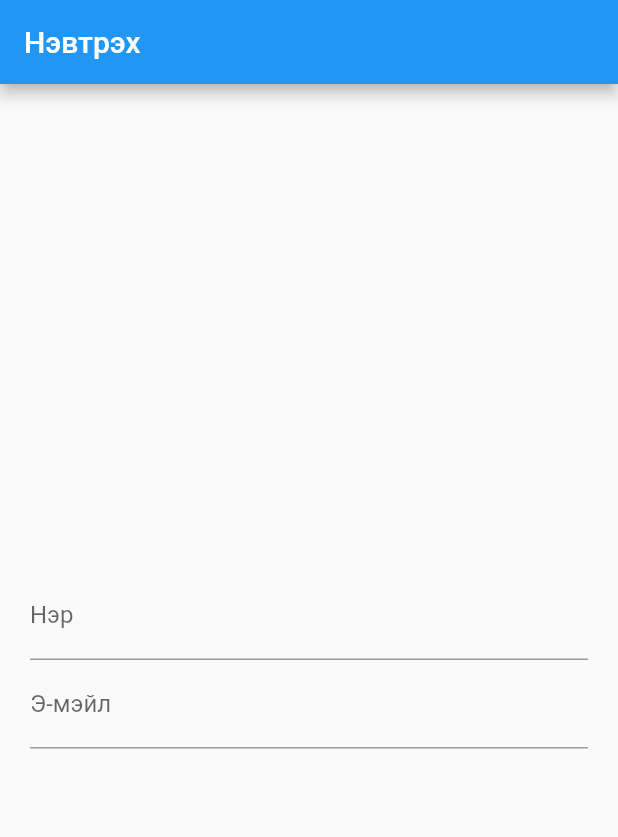
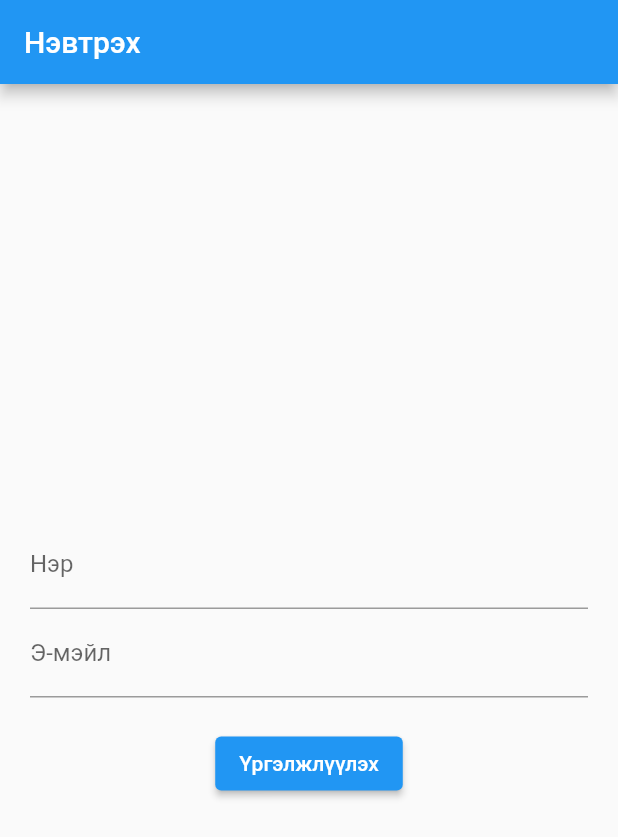
Before and after one commit to atuvshinjargal/Mobile_course, a Flutter app: the screen it shows after launch, on a phone screen of 412 x 824 dp. Shown: the top 837 px of the screen. Run offline on Flutter 3.47's test engine with Material 2 defaults, Android fonts, the phone set to English and light mode, and no system bars; our stand-ins replace google_fonts.

Commit message:
loginSubmit

```diff
--- a/lib/login_screen.dart
+++ b/lib/login_screen.dart
@@ -20,7 +20,7 @@ class _LoginScreenState extends State<LoginScreen> {
   Widget build(BuildContext context) {
     return Scaffold(
       appBar: AppBar(
-        title: Text('Нэвтрэх'),
+        title: const Text('Нэвтрэх'),
       ),
       body: Center(
         child: loggedIn ? _buildSuccess() : _buildLoginForm(),
@@ -31,12 +31,12 @@ class _LoginScreenState extends State<LoginScreen> {
   Widget _buildSuccess() {
     return Column(
       mainAxisAlignment: MainAxisAlignment.center,
-      children: const <Widget>[
-        Icon(
+      children: <Widget>[
+        const Icon(
           Icons.check,
           color: Colors.orange,
         ),
-        Text("Сайн байна уу? Та амжилттай нэвтэрлээ."),
+        Text("Сайн байна уу? $name та амжилттай нэвтэрлээ."),
       ],
     );
   }
@@ -51,13 +51,13 @@ class _LoginScreenState extends State<LoginScreen> {
           children: [
             TextFormField(
               controller: _nameController,
-              decoration: InputDecoration(labelText: 'Нэр'),
+              decoration: const InputDecoration(labelText: 'Нэр'),
               validator: (text) => text!.isEmpty ? 'Та утга оруулна уу.' : null,
             ),
             TextFormField(
               controller: _emailController,
               keyboardType: TextInputType.emailAddress,
-              decoration: InputDecoration(labelText: 'Э-мэйл'),
+              decoration: const InputDecoration(labelText: 'Э-мэйл'),
               validator: (text) {
                 if (text!.isEmpty) {
                   return 'Та Э-мэйлээ оруулна уу.';
@@ -70,9 +70,29 @@ class _LoginScreenState extends State<LoginScreen> {
                 return null;
               },
             ),
+            const SizedBox(
+              height: 20,
+            ),
+            ElevatedButton(
+              onPressed: _validate,
+              child: const Text(
+                'Үргэлжлүүлэх',
+              ),
+            ),
           ],
         ),
       ),
     );
   }
+
+  void _validate() {
+    final form = _formKey.currentState;
+    if (!form!.validate()) {
+      return;
+    }
+    setState(() {
+      loggedIn = true;
+      name = _nameController.text;
+    });
+  }
 }
```
